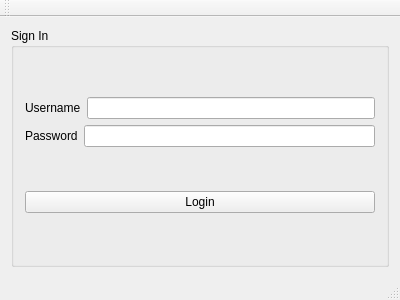
Before: the Qt Designer form mainwindow.ui in kauchqui/QT_VT, drawn with Qt 5.
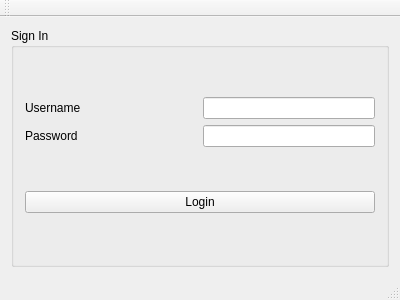
After: the same form once the commit is applied.

Patch:
```diff
--- a/mainwindow.ui
+++ b/mainwindow.ui
@@ -33,7 +33,14 @@
             </widget>
            </item>
            <item>
-            <widget class="QLineEdit" name="lineEdit_userName"/>
+            <widget class="QLineEdit" name="lineEdit_userName">
+             <property name="sizePolicy">
+              <sizepolicy hsizetype="Preferred" vsizetype="Fixed">
+               <horstretch>0</horstretch>
+               <verstretch>0</verstretch>
+              </sizepolicy>
+             </property>
+            </widget>
            </item>
           </layout>
          </item>
@@ -47,7 +54,14 @@
             </widget>
            </item>
            <item>
-            <widget class="QLineEdit" name="lineEdit_password"/>
+            <widget class="QLineEdit" name="lineEdit_password">
+             <property name="sizePolicy">
+              <sizepolicy hsizetype="Preferred" vsizetype="Fixed">
+               <horstretch>0</horstretch>
+               <verstretch>0</verstretch>
+              </sizepolicy>
+             </property>
+            </widget>
            </item>
           </layout>
          </item>
```
Left out of the diff: 2 changed lines with no effect on the pictures.
